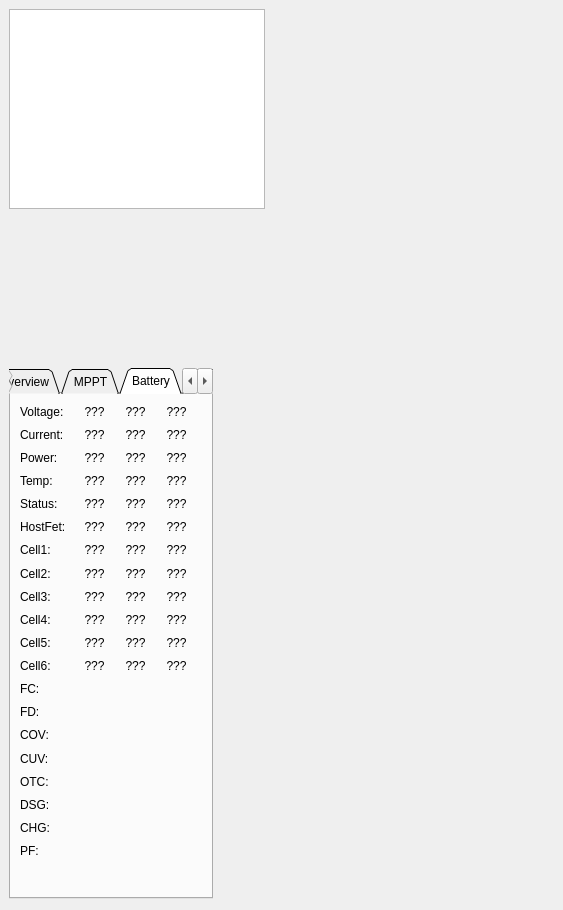
Above: src/ui/EnergyBudget.ui from ethz-asl/qgc_asl before the change. Below: the same form after it.
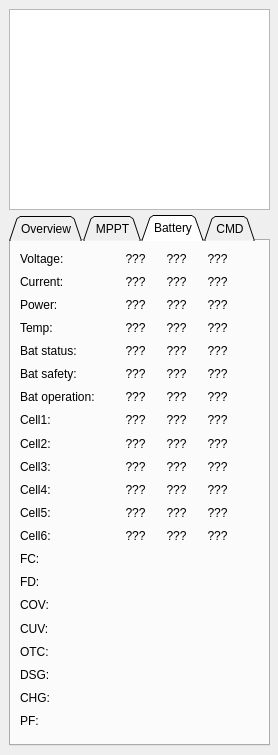
That is the form after the change. Custom widgets are drawn as their Qt base class.

Commit message: update energy widget with the new status messages

```diff
--- a/src/ui/EnergyBudget.ui
+++ b/src/ui/EnergyBudget.ui
@@ -6,8 +6,8 @@
    <rect>
     <x>0</x>
     <y>0</y>
-    <width>563</width>
-    <height>910</height>
+    <width>278</width>
+    <height>755</height>
    </rect>
   </property>
   <property name="windowTitle">
@@ -18,8 +18,8 @@
     <rect>
      <x>9</x>
      <y>9</y>
-     <width>256</width>
-     <height>200</height>
+     <width>261</width>
+     <height>201</height>
     </rect>
    </property>
    <property name="minimumSize">
@@ -42,8 +42,8 @@
    <property name="geometry">
     <rect>
      <x>9</x>
-     <y>368</y>
-     <width>204</width>
+     <y>215</y>
+     <width>261</width>
      <height>531</height>
     </rect>
    </property>
@@ -627,7 +627,7 @@
     <widget class="QLabel" name="bat1VLabel">
      <property name="geometry">
       <rect>
-       <x>74</x>
+       <x>115</x>
        <y>9</y>
        <width>19</width>
        <height>17</height>
@@ -643,7 +643,7 @@
     <widget class="QLabel" name="bat2VLabel">
      <property name="geometry">
       <rect>
-       <x>115</x>
+       <x>156</x>
        <y>9</y>
        <width>19</width>
        <height>17</height>
@@ -659,7 +659,7 @@
     <widget class="QLabel" name="bat3VLabel">
      <property name="geometry">
       <rect>
-       <x>156</x>
+       <x>197</x>
        <y>9</y>
        <width>19</width>
        <height>17</height>
@@ -688,7 +688,7 @@
     <widget class="QLabel" name="bat1ALabel">
      <property name="geometry">
       <rect>
-       <x>74</x>
+       <x>115</x>
        <y>32</y>
        <width>19</width>
        <height>17</height>
@@ -704,7 +704,7 @@
     <widget class="QLabel" name="bat2ALabel">
      <property name="geometry">
       <rect>
-       <x>115</x>
+       <x>156</x>
        <y>32</y>
        <width>19</width>
        <height>17</height>
@@ -720,7 +720,7 @@
     <widget class="QLabel" name="bat3ALabel">
      <property name="geometry">
       <rect>
-       <x>156</x>
+       <x>197</x>
        <y>32</y>
        <width>19</width>
        <height>17</height>
@@ -749,7 +749,7 @@
     <widget class="QLabel" name="bat1PowerLabel">
      <property name="geometry">
       <rect>
-       <x>74</x>
+       <x>115</x>
        <y>55</y>
        <width>19</width>
        <height>17</height>
@@ -765,7 +765,7 @@
     <widget class="QLabel" name="bat2PowerLabel">
      <property name="geometry">
       <rect>
-       <x>115</x>
+       <x>156</x>
        <y>55</y>
        <width>19</width>
        <height>17</height>
@@ -781,7 +781,7 @@
     <widget class="QLabel" name="bat3PowerLabel">
      <property name="geometry">
       <rect>
-       <x>156</x>
+       <x>197</x>
        <y>55</y>
        <width>19</width>
        <height>17</height>
@@ -810,7 +810,7 @@
     <widget class="QLabel" name="bat1TempLabel">
      <property name="geometry">
       <rect>
-       <x>74</x>
+       <x>115</x>
        <y>78</y>
        <width>19</width>
        <height>17</height>
@@ -826,7 +826,7 @@
     <widget class="QLabel" name="bat2TempLabel">
      <property name="geometry">
       <rect>
-       <x>115</x>
+       <x>156</x>
        <y>78</y>
        <width>19</width>
        <height>17</height>
@@ -842,7 +842,7 @@
     <widget class="QLabel" name="bat3TempLabel">
      <property name="geometry">
       <rect>
-       <x>156</x>
+       <x>197</x>
        <y>78</y>
        <width>19</width>
        <height>17</height>
@@ -860,18 +860,18 @@
       <rect>
        <x>9</x>
        <y>101</y>
-       <width>47</width>
+       <width>81</width>
        <height>17</height>
       </rect>
      </property>
      <property name="text">
-      <string>Status:</string>
+      <string>Bat status:</string>
      </property>
     </widget>
     <widget class="QLabel" name="bat1StatLabel">
      <property name="geometry">
       <rect>
-       <x>74</x>
+       <x>115</x>
        <y>101</y>
        <width>19</width>
        <height>17</height>
@@ -887,7 +887,7 @@
     <widget class="QLabel" name="bat2StatLabel">
      <property name="geometry">
       <rect>
-       <x>115</x>
+       <x>156</x>
        <y>101</y>
        <width>19</width>
        <height>17</height>
@@ -903,7 +903,7 @@
     <widget class="QLabel" name="bat3StatLabel">
      <property name="geometry">
       <rect>
-       <x>156</x>
+       <x>197</x>
        <y>101</y>
        <width>19</width>
        <height>17</height>
@@ -921,31 +921,15 @@
       <rect>
        <x>9</x>
        <y>124</y>
-       <width>59</width>
+       <width>81</width>
        <height>17</height>
       </rect>
      </property>
      <property name="text">
-      <string>HostFet:</string>
+      <string>Bat safety:</string>
      </property>
     </widget>
-    <widget class="QLabel" name="bat1HFLabel">
-     <property name="geometry">
-      <rect>
-       <x>74</x>
-       <y>124</y>
-       <width>19</width>
-       <height>17</height>
-      </rect>
-     </property>
-     <property name="text">
-      <string>???</string>
-     </property>
-     <property name="alignment">
-      <set>Qt::AlignCenter</set>
-     </property>
-    </widget>
-    <widget class="QLabel" name="bat2HFLabel">
+    <widget class="QLabel" name="bat1SafetyLabel">
      <property name="geometry">
       <rect>
        <x>115</x>
@@ -977,11 +961,27 @@
       <set>Qt::AlignCenter</set>
      </property>
     </widget>
+    <widget class="QLabel" name="bat3SafetyLabel">
+     <property name="geometry">
+      <rect>
+       <x>197</x>
+       <y>124</y>
+       <width>19</width>
+       <height>17</height>
+      </rect>
+     </property>
+     <property name="text">
+      <string>???</string>
+     </property>
+     <property name="alignment">
+      <set>Qt::AlignCenter</set>
+     </property>
+    </widget>
     <widget class="QLabel" name="batCell1Label">
      <property name="geometry">
       <rect>
        <x>9</x>
-       <y>147</y>
+       <y>170</y>
        <width>38</width>
        <height>17</height>
       </rect>
@@ -993,8 +993,8 @@
     <widget class="QLabel" name="bat1Cell1Label">
      <property name="geometry">
       <rect>
-       <x>74</x>
-       <y>147</y>
+       <x>115</x>
+       <y>170</y>
        <width>19</width>
        <height>17</height>
       </rect>
@@ -1009,8 +1009,8 @@
     <widget class="QLabel" name="bat2Cell1Label">
      <property name="geometry">
       <rect>
-       <x>115</x>
-       <y>147</y>
+       <x>156</x>
+       <y>170</y>
        <width>19</width>
        <height>17</height>
       </rect>
@@ -1025,8 +1025,8 @@
     <widget class="QLabel" name="bat3Cell1Label">
      <property name="geometry">
       <rect>
-       <x>156</x>
-       <y>147</y>
+       <x>197</x>
+       <y>170</y>
        <width>19</width>
        <height>17</height>
       </rect>
@@ -1042,7 +1042,7 @@
      <property name="geometry">
       <rect>
        <x>9</x>
-       <y>171</y>
+       <y>194</y>
        <width>38</width>
        <height>17</height>
       </rect>
@@ -1054,8 +1054,8 @@
     <widget class="QLabel" name="bat1Cell2Label">
      <property name="geometry">
       <rect>
-       <x>74</x>
-       <y>171</y>
+       <x>115</x>
+       <y>194</y>
        <width>19</width>
        <height>17</height>
       </rect>
@@ -1070,8 +1070,8 @@
     <widget class="QLabel" name="bat2Cell2Label">
      <property name="geometry">
       <rect>
-       <x>115</x>
-       <y>171</y>
+       <x>156</x>
+       <y>194</y>
        <width>19</width>
        <height>17</height>
       </rect>
@@ -1086,8 +1086,8 @@
     <widget class="QLabel" name="bat3Cell2Label">
      <property name="geometry">
       <rect>
-       <x>156</x>
-       <y>171</y>
+       <x>197</x>
+       <y>194</y>
        <width>19</width>
        <height>17</height>
       </rect>
@@ -1103,7 +1103,7 @@
      <property name="geometry">
       <rect>
        <x>9</x>
-       <y>194</y>
+       <y>217</y>
        <width>38</width>
        <height>17</height>
       </rect>
@@ -1115,8 +1115,8 @@
     <widget class="QLabel" name="bat1Cell3Label">
      <property name="geometry">
       <rect>
-       <x>74</x>
-       <y>194</y>
+       <x>115</x>
+       <y>217</y>
        <width>19</width>
        <height>17</height>
       </rect>
@@ -1131,8 +1131,8 @@
     <widget class="QLabel" name="bat2Cell3Label">
      <property name="geometry">
       <rect>
-       <x>115</x>
-       <y>194</y>
+       <x>156</x>
+       <y>217</y>
        <width>19</width>
        <height>17</height>
       </rect>
@@ -1147,8 +1147,8 @@
     <widget class="QLabel" name="bat3Cell3Label">
      <property name="geometry">
       <rect>
-       <x>156</x>
-       <y>194</y>
+       <x>197</x>
+       <y>217</y>
        <width>19</width>
        <height>17</height>
       </rect>
@@ -1164,7 +1164,7 @@
      <property name="geometry">
       <rect>
        <x>9</x>
-       <y>217</y>
+       <y>240</y>
        <width>38</width>
        <height>17</height>
       </rect>
@@ -1176,8 +1176,8 @@
     <widget class="QLabel" name="bat1Cell4Label">
      <property name="geometry">
       <rect>
-       <x>74</x>
-       <y>217</y>
+       <x>115</x>
+       <y>240</y>
        <width>19</width>
        <height>17</height>
       </rect>
@@ -1192,8 +1192,8 @@
     <widget class="QLabel" name="bat2Cell4Label">
      <property name="geometry">
       <rect>
-       <x>115</x>
-       <y>217</y>
+       <x>156</x>
+       <y>240</y>
        <width>19</width>
        <height>17</height>
       </rect>
@@ -1208,8 +1208,8 @@
     <widget class="QLabel" name="bat3Cell4Label">
      <property name="geometry">
       <rect>
-       <x>156</x>
-       <y>217</y>
+       <x>197</x>
+       <y>240</y>
        <width>19</width>
        <height>17</height>
       </rect>
@@ -1225,7 +1225,7 @@
      <property name="geometry">
       <rect>
        <x>9</x>
-       <y>240</y>
+       <y>263</y>
        <width>38</width>
        <height>17</height>
       </rect>
@@ -1237,8 +1237,8 @@
     <widget class="QLabel" name="bat1Cell5Label">
      <property name="geometry">
       <rect>
-       <x>74</x>
-       <y>240</y>
+       <x>115</x>
+       <y>263</y>
        <width>19</width>
        <height>17</height>
       </rect>
@@ -1253,8 +1253,8 @@
     <widget class="QLabel" name="bat2Cell5Label">
      <property name="geometry">
       <rect>
-       <x>115</x>
-       <y>240</y>
+       <x>156</x>
+       <y>263</y>
        <width>19</width>
        <height>17</height>
       </rect>
@@ -1269,8 +1269,8 @@
     <widget class="QLabel" name="bat3Cell5Label">
      <property name="geometry">
       <rect>
-       <x>156</x>
-       <y>240</y>
+       <x>197</x>
+       <y>263</y>
        <width>19</width>
        <height>17</height>
       </rect>
@@ -1286,7 +1286,7 @@
      <property name="geometry">
       <rect>
        <x>9</x>
-       <y>263</y>
+       <y>286</y>
        <width>38</width>
        <height>17</height>
       </rect>
@@ -1298,8 +1298,8 @@
     <widget class="QLabel" name="bat1Cell6Label">
      <property name="geometry">
       <rect>
-       <x>74</x>
-       <y>263</y>
+       <x>115</x>
+       <y>286</y>
        <width>19</width>
        <height>17</height>
       </rect>
@@ -1314,8 +1314,8 @@
     <widget class="QLabel" name="bat2Cell6Label">
      <property name="geometry">
       <rect>
-       <x>115</x>
-       <y>263</y>
+       <x>156</x>
+       <y>286</y>
        <width>19</width>
        <height>17</height>
       </rect>
@@ -1330,8 +1330,8 @@
     <widget class="QLabel" name="bat3Cell6Label">
      <property name="geometry">
       <rect>
-       <x>156</x>
-       <y>263</y>
+       <x>197</x>
+       <y>286</y>
        <width>19</width>
        <height>17</height>
       </rect>
@@ -1347,7 +1347,7 @@
      <property name="geometry">
       <rect>
        <x>9</x>
-       <y>448</y>
+       <y>471</y>
        <width>38</width>
        <height>17</height>
       </rect>
@@ -1360,7 +1360,7 @@
      <property name="geometry">
       <rect>
        <x>9</x>
-       <y>425</y>
+       <y>448</y>
        <width>38</width>
        <height>17</height>
       </rect>
@@ -1373,7 +1373,7 @@
      <property name="geometry">
       <rect>
        <x>9</x>
-       <y>332</y>
+       <y>355</y>
        <width>38</width>
        <height>17</height>
       </rect>
@@ -1386,7 +1386,7 @@
      <property name="geometry">
       <rect>
        <x>9</x>
-       <y>309</y>
+       <y>332</y>
        <width>31</width>
        <height>17</height>
       </rect>
@@ -1399,7 +1399,7 @@
      <property name="geometry">
       <rect>
        <x>9</x>
-       <y>356</y>
+       <y>379</y>
        <width>38</width>
        <height>17</height>
       </rect>
@@ -1412,7 +1412,7 @@
      <property name="geometry">
       <rect>
        <x>9</x>
-       <y>286</y>
+       <y>309</y>
        <width>31</width>
        <height>17</height>
       </rect>
@@ -1425,7 +1425,7 @@
      <property name="geometry">
       <rect>
        <x>9</x>
-       <y>402</y>
+       <y>425</y>
        <width>38</width>
        <height>17</height>
       </rect>
@@ -1438,7 +1438,7 @@
      <property name="geometry">
       <rect>
        <x>9</x>
-       <y>379</y>
+       <y>402</y>
        <width>38</width>
        <height>17</height>
       </rect>
@@ -1450,8 +1450,8 @@
     <widget class="LED" name="bat1FDLed" native="true">
      <property name="geometry">
       <rect>
-       <x>74</x>
-       <y>309</y>
+       <x>114</x>
+       <y>332</y>
        <width>21</width>
        <height>21</height>
       </rect>
@@ -1473,8 +1473,8 @@
     <widget class="LED" name="bat2FDLed" native="true">
      <property name="geometry">
       <rect>
-       <x>115</x>
-       <y>309</y>
+       <x>155</x>
+       <y>332</y>
        <width>21</width>
        <height>21</height>
       </rect>
@@ -1496,8 +1496,8 @@
     <widget class="LED" name="bat3FDLed" native="true">
      <property name="geometry">
       <rect>
-       <x>156</x>
-       <y>309</y>
+       <x>196</x>
+       <y>332</y>
        <width>21</width>
        <height>21</height>
       </rect>
@@ -1519,8 +1519,8 @@
     <widget class="LED" name="bat3COVLed" native="true">
      <property name="geometry">
       <rect>
-       <x>156</x>
-       <y>331</y>
+       <x>196</x>
+       <y>355</y>
        <width>21</width>
        <height>21</height>
       </rect>
@@ -1542,8 +1542,8 @@
     <widget class="LED" name="bat1COVLed" native="true">
      <property name="geometry">
       <rect>
-       <x>74</x>
-       <y>331</y>
+       <x>114</x>
+       <y>355</y>
        <width>21</width>
        <height>21</height>
       </rect>
@@ -1565,8 +1565,8 @@
     <widget class="LED" name="bat2COVLed" native="true">
      <property name="geometry">
       <rect>
-       <x>115</x>
-       <y>331</y>
+       <x>155</x>
+       <y>355</y>
        <width>21</width>
        <height>21</height>
       </rect>
@@ -1588,8 +1588,8 @@
     <widget class="LED" name="bat2CUVLed" native="true">
      <property name="geometry">
       <rect>
-       <x>115</x>
-       <y>354</y>
+       <x>155</x>
+       <y>379</y>
        <width>21</width>
        <height>21</height>
       </rect>
@@ -1611,8 +1611,8 @@
     <widget class="LED" name="bat3CUVLed" native="true">
      <property name="geometry">
       <rect>
-       <x>156</x>
-       <y>354</y>
+       <x>196</x>
+       <y>379</y>
        <width>21</width>
        <height>21</height>
       </rect>
@@ -1634,8 +1634,8 @@
     <widget class="LED" name="bat1CUVLed" native="true">
      <property name="geometry">
       <rect>
-       <x>74</x>
-       <y>354</y>
+       <x>114</x>
+       <y>379</y>
        <width>21</width>
        <height>21</height>
       </rect>
@@ -1657,8 +1657,8 @@
     <widget class="LED" name="bat3OTCLed" native="true">
      <property name="geometry">
       <rect>
-       <x>156</x>
-       <y>379</y>
+       <x>196</x>
+       <y>402</y>
        <width>21</width>
        <height>21</height>
       </rect>
@@ -1680,8 +1680,8 @@
     <widget class="LED" name="bat2DSGLed" native="true">
      <property name="geometry">
       <rect>
-       <x>115</x>
-       <y>401</y>
+       <x>155</x>
+       <y>425</y>
        <width>21</width>
        <height>21</height>
       </rect>
@@ -1703,8 +1703,8 @@
     <widget class="LED" name="bat3DSGLed" native="true">
      <property name="geometry">
       <rect>
-       <x>156</x>
-       <y>401</y>
+       <x>196</x>
+       <y>425</y>
        <width>21</width>
        <height>21</height>
       </rect>
@@ -1726,8 +1726,8 @@
     <widget class="LED" name="bat1OTCLed" native="true">
      <property name="geometry">
       <rect>
-       <x>74</x>
-       <y>379</y>
+       <x>114</x>
+       <y>402</y>
        <width>21</width>
        <height>21</height>
       </rect>
@@ -1749,8 +1749,8 @@
     <widget class="LED" name="bat1CHGLed" native="true">
      <property name="geometry">
       <rect>
-       <x>74</x>
-       <y>424</y>
+       <x>114</x>
+       <y>448</y>
        <width>21</width>
        <height>21</height>
       </rect>
@@ -1772,8 +1772,8 @@
     <widget class="LED" name="bat3CHGLed" native="true">
      <property name="geometry">
       <rect>
-       <x>156</x>
-       <y>424</y>
+       <x>196</x>
+       <y>448</y>
        <width>21</width>
        <height>21</height>
       </rect>
@@ -1795,8 +1795,8 @@
     <widget class="LED" name="bat1DSGLed" native="true">
      <property name="geometry">
       <rect>
-       <x>74</x>
-       <y>401</y>
+       <x>114</x>
+       <y>425</y>
        <width>21</width>
        <height>21</height>
       </rect>
@@ -1818,8 +1818,8 @@
     <widget class="LED" name="bat2CHGLed" native="true">
      <property name="geometry">
       <rect>
-       <x>115</x>
-       <y>424</y>
+       <x>155</x>
+       <y>448</y>
        <width>21</width>
        <height>21</height>
       </rect>
@@ -1841,8 +1841,8 @@
     <widget class="LED" name="bat2OTCLed" native="true">
      <property name="geometry">
       <rect>
-       <x>115</x>
-       <y>379</y>
+       <x>155</x>
+       <y>402</y>
        <width>21</width>
        <height>21</height>
       </rect>
@@ -1864,8 +1864,8 @@
     <widget class="LED" name="bat1PFLed" native="true">
      <property name="geometry">
       <rect>
-       <x>74</x>
-       <y>447</y>
+       <x>114</x>
+       <y>471</y>
        <width>21</width>
        <height>21</height>
       </rect>
@@ -1887,8 +1887,8 @@
     <widget class="LED" name="bat3PFLed" native="true">
      <property name="geometry">
       <rect>
-       <x>156</x>
-       <y>447</y>
+       <x>196</x>
+       <y>471</y>
        <width>21</width>
        <height>21</height>
       </rect>
@@ -1910,8 +1910,8 @@
     <widget class="LED" name="bat2PFLed" native="true">
      <property name="geometry">
       <rect>
-       <x>115</x>
-       <y>447</y>
+       <x>155</x>
+       <y>471</y>
        <width>21</width>
        <height>21</height>
       </rect>
@@ -1933,8 +1933,8 @@
     <widget class="LED" name="bat3FCLed" native="true">
      <property name="geometry">
       <rect>
-       <x>156</x>
-       <y>286</y>
+       <x>196</x>
+       <y>309</y>
        <width>21</width>
        <height>21</height>
       </rect>
@@ -1956,8 +1956,8 @@
     <widget class="LED" name="bat1FCLed" native="true">
      <property name="geometry">
       <rect>
-       <x>74</x>
-       <y>286</y>
+       <x>114</x>
+       <y>309</y>
        <width>21</width>
        <height>21</height>
       </rect>
@@ -1979,8 +1979,8 @@
     <widget class="LED" name="bat2FCLed" native="true">
      <property name="geometry">
       <rect>
-       <x>115</x>
-       <y>286</y>
+       <x>155</x>
+       <y>309</y>
        <width>21</width>
        <height>21</height>
       </rect>
@@ -1999,127 +1999,67 @@
       </color>
      </property>
     </widget>
-    <zorder>batVLabel</zorder>
-    <zorder>bat1VLabel</zorder>
-    <zorder>bat2VLabel</zorder>
-    <zorder>bat3VLabel</zorder>
-    <zorder>batALabel</zorder>
-    <zorder>bat1ALabel</zorder>
-    <zorder>bat2ALabel</zorder>
-    <zorder>bat3ALabel</zorder>
-    <zorder>batPowerLabel</zorder>
-    <zorder>bat1PowerLabel</zorder>
-    <zorder>bat2PowerLabel</zorder>
-    <zorder>bat3PowerLabel</zorder>
-    <zorder>batTempLabel</zorder>
-    <zorder>bat1TempLabel</zorder>
-    <zorder>bat2TempLabel</zorder>
-    <zorder>bat3TempLabel</zorder>
-    <zorder>batStatLabel</zorder>
-    <zorder>bat1StatLabel</zorder>
-    <zorder>bat2StatLabel</zorder>
-    <zorder>bat3StatLabel</zorder>
-    <zorder>batHFLabel</zorder>
-    <zorder>bat1HFLabel</zorder>
-    <zorder>bat2HFLabel</zorder>
-    <zorder>bat3HFLabel</zorder>
-    <zorder>batCell1Label</zorder>
-    <zorder>bat1Cell1Label</zorder>
-    <zorder>bat2Cell1Label</zorder>
-    <zorder>bat3Cell1Label</zorder>
-    <zorder>batCell2Label</zorder>
-    <zorder>bat1Cell2Label</zorder>
-    <zorder>bat2Cell2Label</zorder>
-    <zorder>bat3Cell2Label</zorder>
-    <zorder>batCell3Label</zorder>
-    <zorder>bat1Cell3Label</zorder>
-    <zorder>bat2Cell3Label</zorder>
-    <zorder>bat3Cell3Label</zorder>
-    <zorder>batCell4Label</zorder>
-    <zorder>bat1Cell4Label</zorder>
-    <zorder>bat2Cell4Label</zorder>
-    <zorder>bat3Cell4Label</zorder>
-    <zorder>batCell5Label</zorder>
-    <zorder>bat1Cell5Label</zorder>
-    <zorder>bat2Cell5Label</zorder>
-    <zorder>bat3Cell5Label</zorder>
-    <zorder>batCell6Label</zorder>
-    <zorder>bat1Cell6Label</zorder>
-    <zorder>bat2Cell6Label</zorder>
-    <zorder>bat3Cell6Label</zorder>
-    <zorder>batCell5Label_5</zorder>
-    <zorder>bat1StatLabel_5</zorder>
-    <zorder>bat3StatLabel_5</zorder>
-    <zorder>batCell3Label_5</zorder>
-    <zorder>bat2Cell1Label_5</zorder>
-    <zorder>bat2StatLabel_5</zorder>
-    <zorder>bat1Cell4Label_5</zorder>
-    <zorder>bat3Cell2Label_5</zorder>
-    <zorder>batCell4Label_5</zorder>
-    <zorder>bat1Cell6Label_5</zorder>
-    <zorder>bat3Cell6Label_5</zorder>
-    <zorder>bat2Cell4Label_5</zorder>
-    <zorder>bat3HFLabel_5</zorder>
-    <zorder>bat3Cell3Label_5</zorder>
-    <zorder>batCell6Label_5</zorder>
-    <zorder>bat3Cell1Label_5</zorder>
-    <zorder>bat1Cell2Label_5</zorder>
-    <zorder>bat2Cell3Label_5</zorder>
-    <zorder>bat2Cell2Label_5</zorder>
-    <zorder>batCell2Label_5</zorder>
-    <zorder>batCell1Label_5</zorder>
-    <zorder>bat2HFLabel_5</zorder>
-    <zorder>bat3Cell5Label_5</zorder>
-    <zorder>bat3Cell4Label_5</zorder>
-    <zorder>bat1Cell3Label_5</zorder>
-    <zorder>batStatLabel_5</zorder>
-    <zorder>batHFLabel_5</zorder>
-    <zorder>bat1Cell1Label_5</zorder>
-    <zorder>bat2Cell6Label_5</zorder>
-    <zorder>bat1HFLabel_5</zorder>
-    <zorder>bat1Cell5Label_5</zorder>
-    <zorder>bat2Cell5Label_5</zorder>
-    <zorder>batPFLabel</zorder>
-    <zorder>batCHG</zorder>
-    <zorder>batCellCOVLabel</zorder>
-    <zorder>batFDLable</zorder>
-    <zorder>batCUVLabel</zorder>
-    <zorder>batFCLabel</zorder>
-    <zorder>batDGSLabel</zorder>
-    <zorder>batOTCLabel</zorder>
-    <zorder>bat1FDLed</zorder>
-    <zorder>bat2FDLed</zorder>
-    <zorder>bat3FDLed</zorder>
-    <zorder>bat3COVLed</zorder>
-    <zorder>bat1COVLed</zorder>
-    <zorder>bat2COVLed</zorder>
-    <zorder>bat2CUVLed</zorder>
-    <zorder>bat3CUVLed</zorder>
-    <zorder>bat1CUVLed</zorder>
-    <zorder>bat2FDLed_2</zorder>
-    <zorder>bat2COVLed_2</zorder>
-    <zorder>bat3COVLed_2</zorder>
-    <zorder>bat1COVLed_2</zorder>
-    <zorder>bat2CUVLed_2</zorder>
-    <zorder>bat3CUVLed_2</zorder>
-    <zorder>bat1FDLed_2</zorder>
-    <zorder>bat3FDLed_2</zorder>
-    <zorder>bat1CUVLed_2</zorder>
-    <zorder>bat3OTCLed</zorder>
-    <zorder>bat2DSGLed</zorder>
-    <zorder>bat3DSGLed</zorder>
-    <zorder>bat1OTCLed</zorder>
-    <zorder>bat1CHGLed</zorder>
-    <zorder>bat3CHGLed</zorder>
-    <zorder>bat1DSGLed</zorder>
-    <zorder>bat2CHGLed</zorder>
-    <zorder>bat2OTCLed</zorder>
-    <zorder>bat1PFLed</zorder>
-    <zorder>bat3PFLed</zorder>
-    <zorder>bat2PFLed</zorder>
-    <zorder>bat3FCLed</zorder>
-    <zorder>bat1FCLed</zorder>
-    <zorder>bat2FCLed</zorder>
+    <widget class="QLabel" name="bat2OperLabel">
+     <property name="geometry">
+      <rect>
+       <x>156</x>
+       <y>147</y>
+       <width>19</width>
+       <height>17</height>
+      </rect>
+     </property>
+     <property name="text">
+      <string>???</string>
+     </property>
+     <property name="alignment">
+      <set>Qt::AlignCenter</set>
+     </property>
+    </widget>
+    <widget class="QLabel" name="batOperLabel">
+     <property name="geometry">
+      <rect>
+       <x>9</x>
+       <y>147</y>
+       <width>101</width>
+       <height>17</height>
+      </rect>
+     </property>
+     <property name="text">
+      <string>Bat operation:</string>
+     </property>
+    </widget>
+    <widget class="QLabel" name="bat1OperLabel">
+     <property name="geometry">
+      <rect>
+       <x>115</x>
+       <y>147</y>
+       <width>19</width>
+       <height>17</height>
+      </rect>
+     </property>
+     <property name="text">
+      <string>???</string>
+     </property>
+     <property name="alignment">
+      <set>Qt::AlignCenter</set>
+     </property>
+    </widget>
+    <widget class="QLabel" name="bat3HFLabel_2">
+     <property name="geometry">
+      <rect>
+       <x>197</x>
+       <y>147</y>
+       <width>19</width>
+       <height>17</height>
+      </rect>
+     </property>
+     <property name="text">
+      <string>???</string>
+     </property>
+     <property name="alignment">
+      <set>Qt::AlignCenter</set>
+     </property>
+    </widget>
    </widget>
    <widget class="QWidget" name="CMDTab">
     <attribute name="title">
```
Left out of the diff: 16 changed lines with no effect on the pictures.
